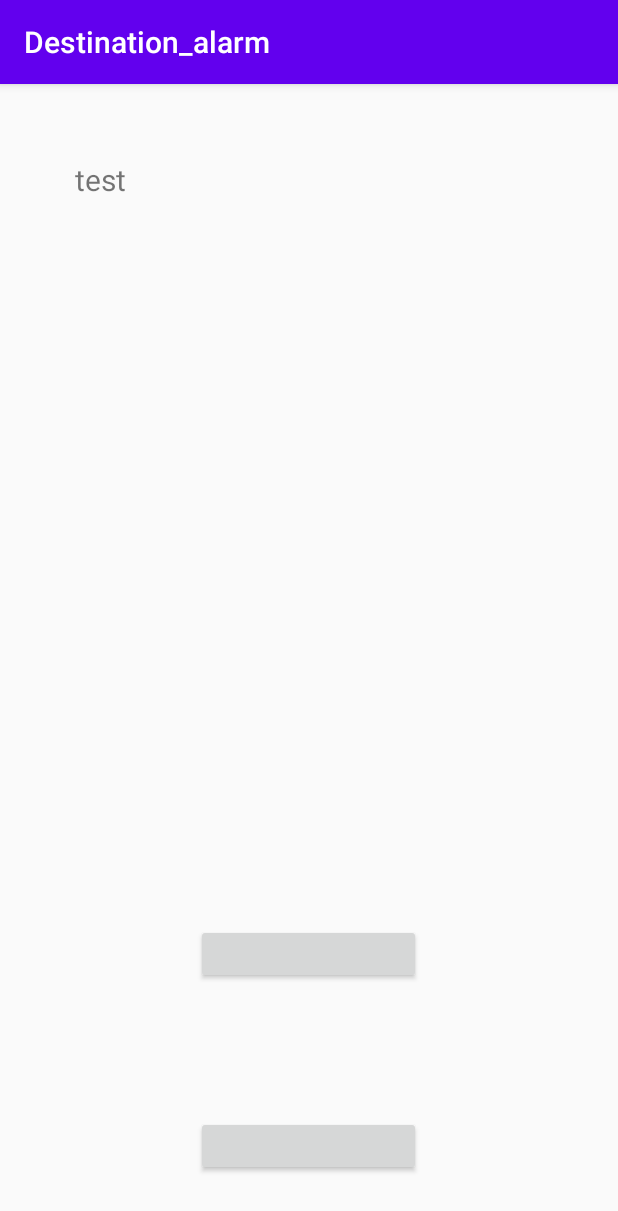
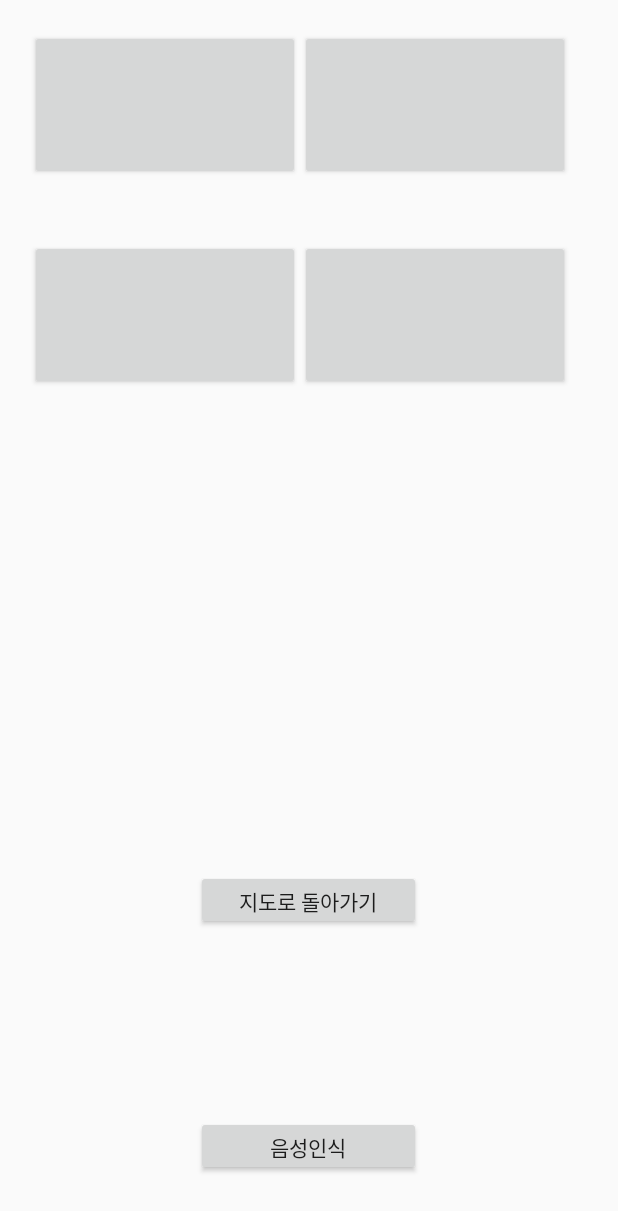
Before and after one commit to KimHyungSik/School_project, an Android app: the Menu_Activity screen opened directly, with no data from a screen before it, on a phone screen of 412 x 824 dp. Shown: the top 1211 px of the screen. Run offline under Robolectric (Android 15) with nearby library versions, the phone set to English and light mode, and no system bars.

Commit message:
fab_button_activitebar

```diff
--- a/Destination_alarm/app/src/main/res/layout/activity_menu_.xml
+++ b/Destination_alarm/app/src/main/res/layout/activity_menu_.xml
@@ -7,20 +7,36 @@
     tools:context=".Menu_Activity"
     android:orientation="vertical">
 
-    <TextView
-        android:id="@+id/sttText"
+    <LinearLayout
         android:layout_width="match_parent"
-        android:layout_height="30dp"
-        android:layout_margin="50dp"
-        android:text="test"
-        android:textSize="20sp"
-        />
-
+        android:layout_height="wrap_content"
+        android:orientation="horizontal"
+        android:padding="20dp">
+    <Button
+        android:layout_width="180dp"
+        android:layout_height="100dp"/>
+    <Button
+        android:layout_width="180dp"
+        android:layout_height="100dp"/>
+    </LinearLayout>
+    <LinearLayout
+        android:layout_width="match_parent"
+        android:layout_height="wrap_content"
+        android:orientation="horizontal"
+        android:padding="20dp">
+    <Button
+        android:layout_width="180dp"
+        android:layout_height="100dp"/>
+    <Button
+        android:layout_width="180dp"
+        android:layout_height="100dp"/>
+    </LinearLayout>
     <Button
         android:id="@+id/back_map"
         android:layout_width="150dp"
         android:layout_height="40dp"
-        android:layout_marginTop="430dp"
+        android:layout_marginTop="300dp"
+        android:text="지도로 돌아가기"
         android:layout_gravity="center"/>
 
     <LinearLayout
@@ -34,6 +50,7 @@
             android:layout_height="40dp"
             android:layout_marginBottom="20dp"
             android:layout_gravity="bottom"
+            android:text="음성인식"
             />
     </LinearLayout>
 
--- a/Destination_alarm/app/src/main/res/values/styles.xml
+++ b/Destination_alarm/app/src/main/res/values/styles.xml
@@ -1,7 +1,7 @@
 <resources>
 
     <!-- Base application theme. -->
-    <style name="AppTheme" parent="Theme.AppCompat.Light.DarkActionBar">
+    <style name="AppTheme" parent="Theme.AppCompat.Light.NoActionBar">
         <!-- Customize your theme here. -->
         <item name="colorPrimary">@color/colorPrimary</item>
         <item name="colorPrimaryDark">@color/colorPrimaryDark</item>
```
Also changed, not shown: Destination_alarm/app/src/main/java/com/example/destination_alarm/MainGooglMapActivity.java (+13 -3 lines), Destination_alarm/app/src/main/java/com/example/destination_alarm/Menu_Activity.java (+8 -12 lines).
